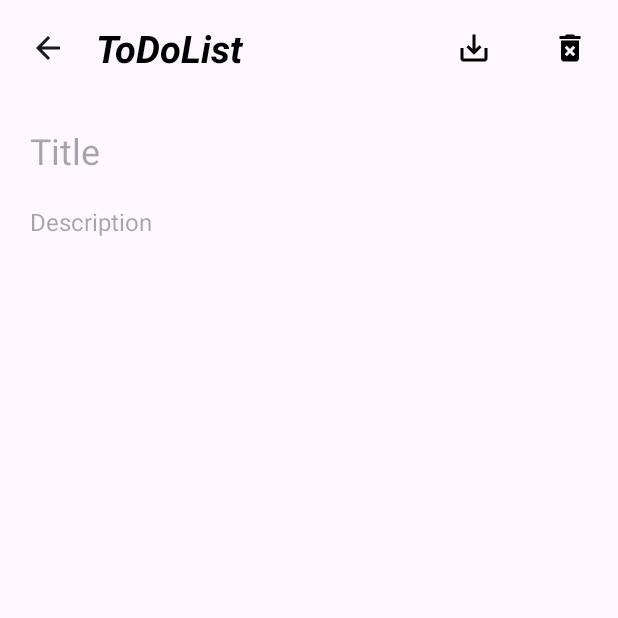
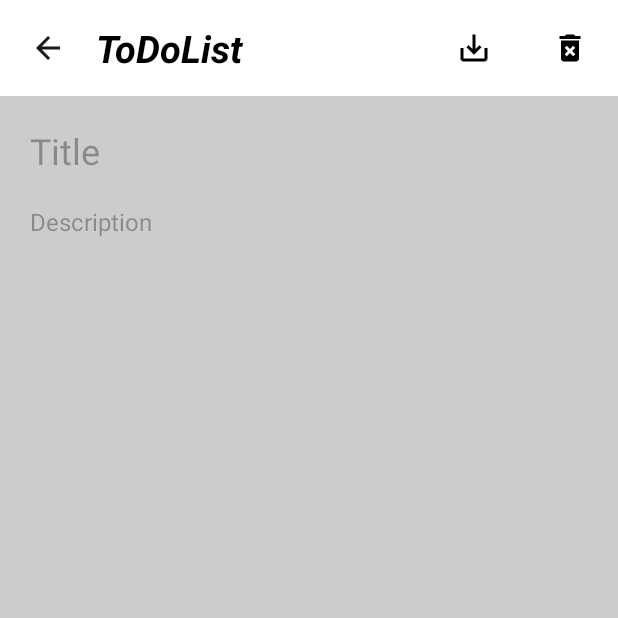
Before and after one commit to Nurislammm21/SpecialToDoListApp, an Android app: the screen it shows after launch (MainActivity), after a tap on "add new plan", on a phone screen of 412 x 824 dp, the top half of it. Run offline under Robolectric (Android 15) with nearby library versions, the phone set to English and light mode, and no system bars; our stand-ins replace Dagger/Hilt's generated code, Room's generated code.

Commit message:
43th commit fixed some moments  changed a lit bit design of view

```diff
--- a/app/src/main/java/com/example/justtodolistprototypeapp/HiltApplication.kt
+++ b/app/src/main/java/com/example/justtodolistprototypeapp/HiltApplication.kt
@@ -1,9 +1,10 @@
 package com.example.justtodolistprototypeapp
 
 import android.app.Application
+import dagger.hilt.android.HiltAndroidApp
 
+@HiltAndroidApp
 class HiltApplication: Application(){
-
     override fun onCreate() {
         super.onCreate()
     }
--- a/app/src/main/java/com/example/justtodolistprototypeapp/MainActivity.kt
+++ b/app/src/main/java/com/example/justtodolistprototypeapp/MainActivity.kt
@@ -2,10 +2,15 @@ package com.example.justtodolistprototypeapp
 
 import androidx.appcompat.app.AppCompatActivity
 import android.os.Bundle
+import com.example.justtodolistprototypeapp.databinding.ActivityMainBinding
+import dagger.hilt.android.AndroidEntryPoint
 
+@AndroidEntryPoint
 class MainActivity : AppCompatActivity() {
+    private lateinit var binding:ActivityMainBinding
     override fun onCreate(savedInstanceState: Bundle?) {
         super.onCreate(savedInstanceState)
-        setContentView(R.layout.activity_main)
+        binding = ActivityMainBinding.inflate(layoutInflater)
+        setContentView(binding.root)
     }
 }
--- a/app/src/main/java/com/example/justtodolistprototypeapp/UI/EditToDoListFragment.kt
+++ b/app/src/main/java/com/example/justtodolistprototypeapp/UI/EditToDoListFragment.kt
@@ -10,9 +10,11 @@ import androidx.lifecycle.lifecycleScope
 import com.example.justtodolistprototypeapp.R
 import com.example.justtodolistprototypeapp.databinding.FragmentEditToDoListBinding
 import com.example.justtodolistprototypeapp.domain.models.ToDoEntity
+import dagger.hilt.android.AndroidEntryPoint
 import kotlinx.coroutines.launch
 
 
+@AndroidEntryPoint
 class EditToDoListFragment : Fragment() {
     private lateinit var binding: FragmentEditToDoListBinding
     private val viewModel: ToDoListVIewModel by viewModels()
--- a/app/src/main/java/com/example/justtodolistprototypeapp/UI/ToDoListFragmentMain.kt
+++ b/app/src/main/java/com/example/justtodolistprototypeapp/UI/ToDoListFragmentMain.kt
@@ -14,9 +14,11 @@ import androidx.recyclerview.widget.StaggeredGridLayoutManager
 import com.example.justtodolistprototypeapp.R
 import com.example.justtodolistprototypeapp.UI.adapters.ToDoAdapter
 import com.example.justtodolistprototypeapp.databinding.FragmentToDoListMainBinding
+import dagger.hilt.android.AndroidEntryPoint
 import kotlinx.coroutines.launch
 
 
+@AndroidEntryPoint
 class ToDoListFragmentMain : Fragment(), SearchView.OnQueryTextListener {
     private lateinit var binding: FragmentToDoListMainBinding
     private val viewModel : ToDoListVIewModel by viewModels()
--- a/app/src/main/java/com/example/justtodolistprototypeapp/UI/ToDoListVIewModel.kt
+++ b/app/src/main/java/com/example/justtodolistprototypeapp/UI/ToDoListVIewModel.kt
@@ -7,11 +7,14 @@ import androidx.lifecycle.viewModelScope
 import com.example.justtodolistprototypeapp.domain.data.ToDoItem
 import com.example.justtodolistprototypeapp.domain.models.ToDoEntity
 import com.example.justtodolistprototypeapp.domain.repository.ToDoRepository
+import dagger.hilt.android.lifecycle.HiltViewModel
 import kotlinx.coroutines.flow.Flow
 import kotlinx.coroutines.flow.MutableStateFlow
 import kotlinx.coroutines.launch
 import javax.inject.Inject
 
+
+@HiltViewModel
 class ToDoListVIewModel @Inject constructor(private val toDoRepository: ToDoRepository): ViewModel() {
     val todoS : Flow<List<ToDoEntity>> = toDoRepository.getToDOs()
     val todo = MutableStateFlow<ToDoEntity?>(null)
--- a/app/src/main/res/layout/fragment_edit_to_do_list.xml
+++ b/app/src/main/res/layout/fragment_edit_to_do_list.xml
@@ -3,6 +3,7 @@
     xmlns:tools="http://schemas.android.com/tools"
     android:layout_width="match_parent"
     android:layout_height="match_parent"
+    android:background="#CCCCCC"
     xmlns:app="http://schemas.android.com/apk/res-auto"
     tools:context=".UI.EditToDoListFragment">
 
@@ -11,6 +12,7 @@
         android:layout_width="match_parent"
         android:layout_height="wrap_content"
         app:layout_constraintEnd_toEndOf="parent"
+        android:background="@color/white"
         app:layout_constraintStart_toStartOf="parent"
         app:layout_constraintTop_toTopOf="parent"
         app:toolbar_back_btn_visibility="true"
--- a/app/src/main/res/layout/fragment_to_do_list_main.xml
+++ b/app/src/main/res/layout/fragment_to_do_list_main.xml
@@ -4,6 +4,7 @@
     android:orientation="vertical"
     android:layout_width="match_parent"
     android:layout_height="match_parent"
+    android:background="#CCCCCC"
     xmlns:app="http://schemas.android.com/apk/res-auto"
     tools:context=".UI.ToDoListFragmentMain">
 
@@ -16,7 +17,7 @@
             android:layout_width="match_parent"
             android:layout_height="60dp"
             android:layout_margin="12dp"
-            app:cardBackgroundColor="#E3C9ED"
+            app:cardBackgroundColor="#FFFFFF"
             app:cardCornerRadius="50dp"
             app:layout_constraintEnd_toEndOf="parent"
             app:layout_constraintStart_toStartOf="parent"
@@ -56,6 +57,7 @@
             android:layout_width="wrap_content"
             android:layout_height="wrap_content"
             android:layout_gravity="bottom|right"
+            android:backgroundTint="@color/white"
             android:layout_margin="16dp"
             android:contentDescription="@string/add_new_plan"
             app:layout_constraintBottom_toBottomOf="parent"
--- a/app/src/main/res/values/themes.xml
+++ b/app/src/main/res/values/themes.xml
@@ -6,6 +6,7 @@
         <item name="colorPrimary">@color/light_background</item>
         <item name="colorPrimaryVariant">@color/light_background</item>
         <item name="colorOnPrimary">@color/black</item>
+        <item name="android:windowFullscreen">true</item>
     </style>
 
     <style name="Theme.JustToDoListPrototypeApp" parent="Base.Theme.JustToDoListPrototypeApp" />
```
